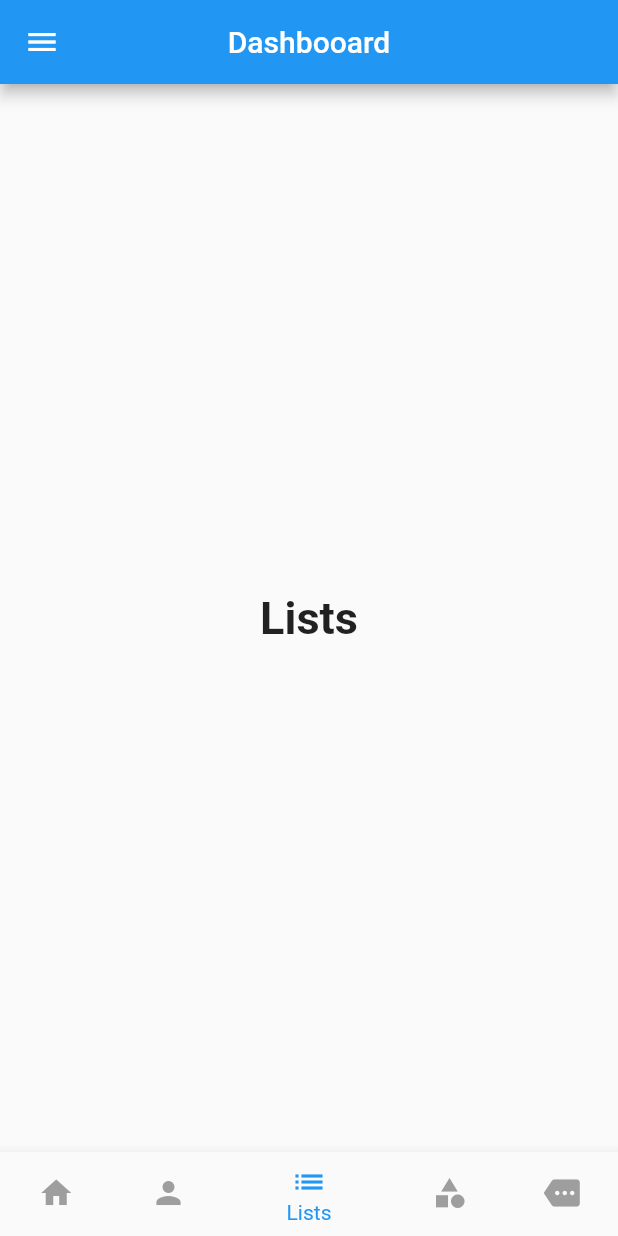
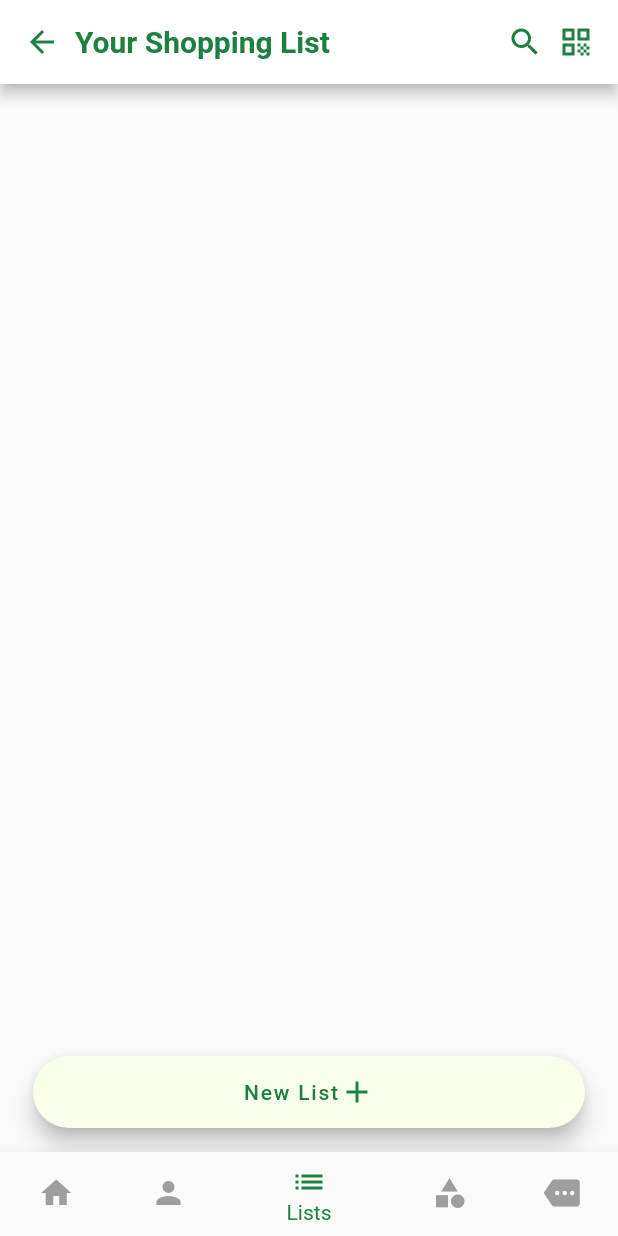
Before and after one commit to navin-zignuts/Assignment, a Flutter app: the DashBoard screen opened directly, item 3 of the bottom bar chosen, on a phone screen of 412 x 824 dp. Run offline on Flutter 3.47's test engine with Material 2 defaults, Android fonts, the phone set to English and light mode, and no system bars; our stand-ins replace firebase_auth, firebase_core, google_sign_in; accounts and stored records are empty.

Commit message:
Creating Dashboard UI Of Lists

```diff
--- a/lib/dash_board_screen.dart
+++ b/lib/dash_board_screen.dart
@@ -1,6 +1,8 @@
 import 'package:firebase_auth/firebase_auth.dart';
 import 'package:first_app/google_sign_in.dart';
+import 'package:first_app/lists.dart';
 import 'package:first_app/login_page.dart';
+import 'package:first_app/resources/color_manager.dart';
 import 'package:flutter/material.dart';
 
 class DashBoard extends StatefulWidget {
@@ -22,10 +24,7 @@ class _DashBoardState extends State<DashBoard> {
       child: Text('Vendors',
           style: TextStyle(fontSize: 30, fontWeight: FontWeight.bold)),
     ),
-    Center(
-      child: Text('Lists',
-          style: TextStyle(fontSize: 30, fontWeight: FontWeight.bold)),
-    ),
+    WLists(),
     Center(
       child: Text('Categories',
           style: TextStyle(fontSize: 30, fontWeight: FontWeight.bold)),
@@ -70,10 +69,11 @@ class _DashBoardState extends State<DashBoard> {
       },
       child: SafeArea(
         child: Scaffold(
-          appBar: AppBar(
-            title: Text('Dashbooard'),
-            centerTitle: true,
-          ),
+          // appBar: AppBar(
+          //   backgroundColor: ColorManager.Primarytheme,
+          //   title: Text('Dashbooard'),
+          //   centerTitle: true,
+          // ),
           bottomNavigationBar: BottomNavigationBar(
               currentIndex: indx,
               onTap: (value) {
@@ -82,7 +82,7 @@ class _DashBoardState extends State<DashBoard> {
                 });
               },
               unselectedItemColor: Colors.grey,
-              fixedColor: Colors.blue,
+              fixedColor: ColorManager.Primarytheme,
               items: [
                 BottomNavigationBarItem(icon: Icon(Icons.home), label: 'Home'),
                 BottomNavigationBarItem(
@@ -96,10 +96,12 @@ class _DashBoardState extends State<DashBoard> {
             child: ListView(
               children: [
                 UserAccountsDrawerHeader(
+                    decoration: BoxDecoration(color: ColorManager.Primarytheme),
                     currentAccountPicture: CircleAvatar(
                       child: Icon(
                         Icons.person,
                         size: 40,
+                        color: ColorManager.Primarytheme,
                       ),
                       backgroundColor: Colors.white,
                     ),
@@ -152,7 +154,7 @@ class _DashBoardState extends State<DashBoard> {
                                       onPressed: () async {
                                         if (FirebaseAuth.instance.currentUser !=
                                             null) {
-                                          await Google_Sign_In().signOut();
+                                          await FirebaseAuth.instance.signOut();
                                         }
 
                                         Navigator.pushAndRemoveUntil(
@@ -162,12 +164,19 @@ class _DashBoardState extends State<DashBoard> {
                                                     LoginPage()),
                                             (route) => false);
                                       },
-                                      child: Text('Yes')),
+                                      child: Text(
+                                        'Yes',
+                                        style: TextStyle(
+                                            color: ColorManager.Primarytheme),
+                                      )),
                                   TextButton(
                                       onPressed: () {
                                         Navigator.pop(context);
                                       },
-                                      child: Text('No'))
+                                      child: Text('No',
+                                          style: TextStyle(
+                                              color:
+                                                  ColorManager.Primarytheme)))
                                 ]),
                           );
                         });
--- /dev/null
+++ b/lib/lists.dart
@@ -0,0 +1,68 @@
+import 'package:first_app/resources/color_manager.dart';
+import 'package:flutter/material.dart';
+
+class WLists extends StatefulWidget {
+  @override
+  State<WLists> createState() => _WListsState();
+}
+
+class _WListsState extends State<WLists> {
+  @override
+  Widget build(BuildContext context) {
+    return Scaffold(
+      appBar: AppBar(
+        backgroundColor: ColorManager.white,
+        title:
+            Row(mainAxisAlignment: MainAxisAlignment.spaceBetween, children: [
+          Row(
+            mainAxisAlignment: MainAxisAlignment.start,
+            children: [
+              Icon(
+                Icons.arrow_back,
+                color: ColorManager.Primarytheme,
+              ),
+              SizedBox(
+                width: 10,
+              ),
+              Text(
+                'Your Shopping List',
+                style: TextStyle(
+                    color: ColorManager.Primarytheme,
+                    fontWeight: FontWeight.bold),
+              ),
+            ],
+          ),
+          Row(
+            mainAxisAlignment: MainAxisAlignment.end,
+            children: [
+              Icon(
+                Icons.search,
+                color: ColorManager.Primarytheme,
+              ),
+              SizedBox(
+                width: 10,
+              ),
+              Icon(
+                Icons.qr_code,
+                color: ColorManager.Primarytheme,
+              )
+            ],
+          ),
+        ]),
+      ),
+      floatingActionButtonLocation: FloatingActionButtonLocation.centerFloat,
+      floatingActionButton: FloatingActionButton.extended(
+        onPressed: () {},
+        backgroundColor: ColorManager.faButton,
+        foregroundColor: ColorManager.Primarytheme,
+        label: Padding(
+          padding: const EdgeInsets.all(120.0),
+          child: Row(
+            children: [Text('New List'), Icon(Icons.add)],
+          ),
+        ),
+      ),
+      //body: ,
+    );
+  }
+}
--- /dev/null
+++ b/lib/resources/assets_manager.dart
@@ -0,0 +1,5 @@
+const String IMAGE_PATH = "lib/assets/images";
+
+class ImageAssets {
+  static const String GoogleLogo = "$IMAGE_PATH/google.png";
+}
--- /dev/null
+++ b/lib/resources/color_manager.dart
@@ -0,0 +1,26 @@
+import 'package:flutter/material.dart';
+
+class ColorManager {
+  static Color Primarytheme = HexColor.fromHex("#1E8040");
+  static Color faButton = HexColor.fromHex("#F8FFEB");
+  static Color darkGrey = HexColor.fromHex("#525252");
+  static Color grey = HexColor.fromHex("#737477");
+  static Color lightGrey = HexColor.fromHex("#9E9E9E");
+  static Color primaryOpacity70 = HexColor.fromHex("#B3ED9728");
+
+  static Color darkPrimary = HexColor.fromHex("#d17d11");
+  static Color grey1 = HexColor.fromHex("#707070");
+  static Color grey2 = HexColor.fromHex("#797979");
+  static Color white = HexColor.fromHex("#FFFFFF");
+  static Color error = HexColor.fromHex("#e61f34");
+}
+
+extension HexColor on Color {
+  static Color fromHex(String hexColorString) {
+    hexColorString = hexColorString.replaceAll('#', '');
+    if (hexColorString.length == 6) {
+      hexColorString = 'FF' + hexColorString; // 8 Char with opacity 100%
+    }
+    return Color(int.parse(hexColorString, radix: 16));
+  }
+}
--- a/lib/splash_screen.dart
+++ b/lib/splash_screen.dart
@@ -3,6 +3,7 @@ import 'dart:async';
 import 'package:firebase_auth/firebase_auth.dart';
 import 'package:first_app/dash_board_screen.dart';
 import 'package:first_app/login_page.dart';
+import 'package:first_app/resources/color_manager.dart';
 import 'package:flutter/material.dart';
 
 class SplashScreen extends StatefulWidget {
@@ -37,10 +38,10 @@ class _SplashScreenState extends State<SplashScreen> {
   Widget build(BuildContext context) {
     return Scaffold(
       body: Container(
-        color: Colors.blue,
+        color: ColorManager.Primarytheme,
         child: Center(
             child: Text(
-          'FitApp',
+          'GroceryApp',
           style: TextStyle(
               fontSize: 34, fontWeight: FontWeight.bold, color: Colors.white),
         )),
```
Also changed, not shown: lib/google_sign_in.dart (+9 -8 lines), lib/login_page.dart (+49 -38 lines), lib/resources/fonts_manager.dart (added, +22 -0 lines), lib/resources/styles_manager.dart (added, +45 -0 lines), lib/resources/values_manager.dart (added, +30 -0 lines), lib/singup_page.dart (+54 -27 lines), pubspec.yaml (+16 -6 lines), lib/assets/fonts/Vazirmatn-Bold.ttf (added), lib/assets/fonts/Vazirmatn-Light.ttf (added), lib/assets/fonts/Vazirmatn-Medium.ttf (added), lib/assets/fonts/Vazirmatn-Regular.ttf (added), lib/assets/fonts/Vazirmatn-SemiBold.ttf (added), lib/assets/images/google.png (renamed from lib/assets/google.png), 1 other file.
